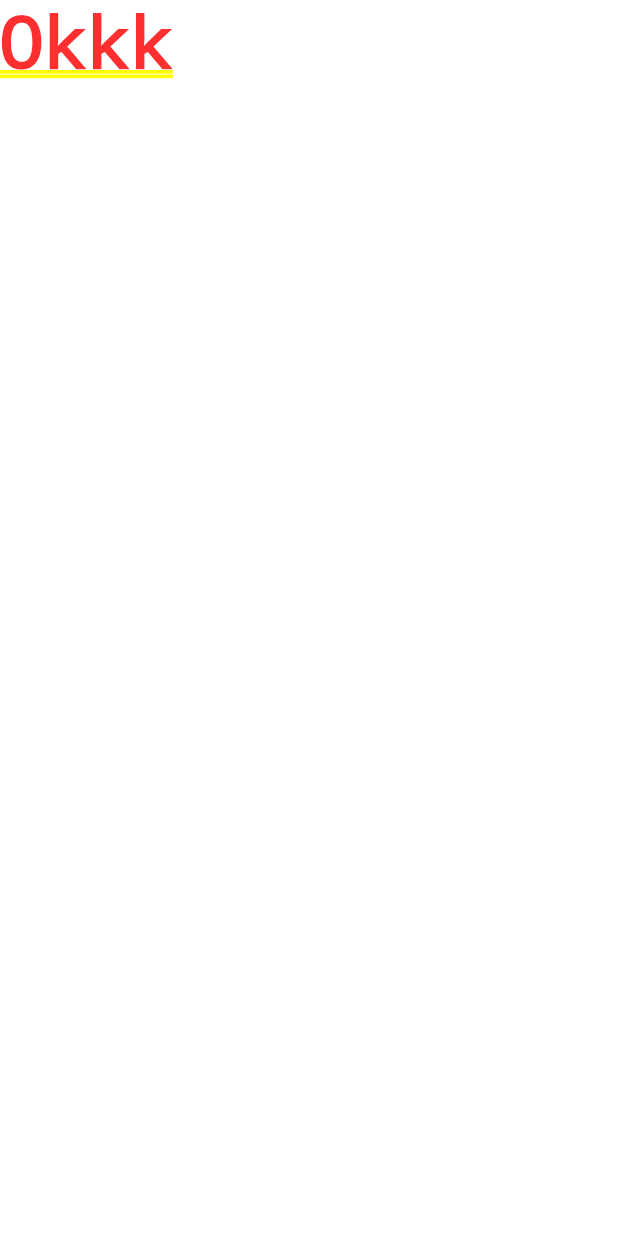
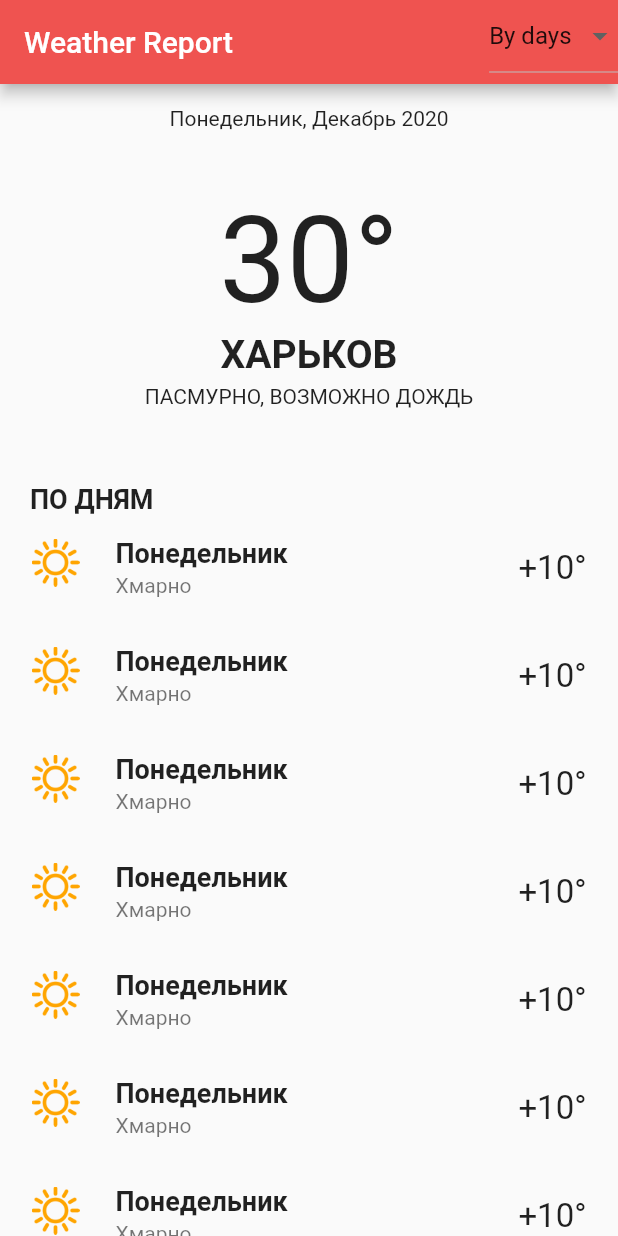
Before and after one commit to mirander/weather_report_flutter, a Flutter app: the screen it shows after launch, on a phone screen of 412 x 824 dp. Run offline on Flutter 3.47's test engine with Material 2 defaults, Android fonts, the phone set to English and light mode, and no system bars; our stand-ins replace flutter_i18n, splashscreen.

Commit message:
Added HomeScreen and weather widgets

```diff
--- a/lib/main.dart
+++ b/lib/main.dart
@@ -25,6 +25,7 @@ class MyApp extends StatelessWidget {
         const Locale("en", "US"),
         const Locale("ru", "RU")
       ],
+      debugShowCheckedModeBanner: false,
       title: 'Flutter Demo',
       theme: ThemeData(
         primarySwatch: Colors.blue,
--- a/lib/screens/HomeScreen.dart
+++ b/lib/screens/HomeScreen.dart
@@ -1,12 +1,86 @@
 import 'package:flutter/material.dart';
+import 'package:flutter_i18n/flutter_i18n.dart';
+import 'package:state_test/widgets/weather_item.dart';
+import 'package:state_test/widgets/current_weather.dart';
 
 class HomeScreen extends StatelessWidget {
   const HomeScreen({Key key}) : super(key: key);
 
   @override
   Widget build(BuildContext context) {
-    return Container(
-      child: Text("Okkk"),
+    const BY_DAYS = "days";
+    const BY_HOURS = "hours";
+
+    String _value = BY_DAYS;
+
+    return SafeArea(
+      child: Scaffold(
+        appBar: AppBar(
+          backgroundColor: Colors.red[400],
+          title: Text(FlutterI18n.translate(context, "appTitle")),
+          actions: [
+            new DropdownButton<String>(
+              value: _value,
+              items: <DropdownMenuItem<String>>[
+                DropdownMenuItem(
+                  child: Text(
+                    FlutterI18n.translate(context, "filterDay"),
+                  ),
+                  value: BY_DAYS,
+                ),
+                DropdownMenuItem(
+                  child: Text(
+                    FlutterI18n.translate(context, "filterHours"),
+                  ),
+                  value: BY_HOURS,
+                ),
+              ],
+              onChanged: (String value) {
+                print("OK");
+              },
+            )
+          ],
+        ),
+        body: SingleChildScrollView(
+          padding: const EdgeInsets.all(5.0),
+          child: Column(
+            crossAxisAlignment: CrossAxisAlignment.stretch,
+            children: [
+              CurrentWeather(),
+              SizedBox(
+                height: 50,
+              ),
+              Container(
+                padding: const EdgeInsets.only(left: 15.0),
+                child: Text(
+                  "По дням".toUpperCase(),
+                  style: TextStyle(
+                    fontSize: 18.0,
+                    fontWeight: FontWeight.bold,
+                  ),
+                ),
+              ),
+              Column(
+                children: [
+                  WheatherItem(),
+                  WheatherItem(),
+                  WheatherItem(),
+                  WheatherItem(),
+                  WheatherItem(),
+                  WheatherItem(),
+                  WheatherItem(),
+                  WheatherItem(),
+                  WheatherItem(),
+                  WheatherItem(),
+                  WheatherItem(),
+                  WheatherItem(),
+                  WheatherItem(),
+                ],
+              ),
+            ],
+          ),
+        ),
+      ),
     );
   }
 }
--- a/lib/screens/SplashLoadScreen.dart
+++ b/lib/screens/SplashLoadScreen.dart
@@ -14,17 +14,18 @@ class _SplashLoadScreenState extends State<SplashLoadScreen> {
   @override
   Widget build(BuildContext context) {
     return new SplashScreen(
-      seconds: 5,
+      seconds: 4,
       navigateAfterSeconds: new HomeScreen(),
       title: Text(
         FlutterI18n.translate(context, "appTitle"),
         style: TextStyle(
           fontWeight: FontWeight.bold,
-          fontSize: 20.0,
+          fontSize: 28.0,
+          color: Colors.red[400],
         ),
       ),
       image: Image.asset(
-        "assets/images/start-logo.jpg",
+        "assets/images/sun-icon-animation.gif",
       ),
       photoSize: 100.0,
       backgroundColor: Colors.white,
--- /dev/null
+++ b/lib/widgets/current_weather.dart
@@ -0,0 +1,53 @@
+import 'package:flutter/material.dart';
+
+class CurrentWeather extends StatelessWidget {
+  const CurrentWeather({Key key}) : super(key: key);
+
+  @override
+  Widget build(BuildContext context) {
+    return Column(
+      children: [
+        Container(
+          alignment: Alignment.center,
+          margin: const EdgeInsets.only(top: 10.0),
+          child: Text("Понедельник, Декабрь 2020"),
+        ),
+        SizedBox(
+          height: 40.0,
+        ),
+        Container(
+          child: Column(
+            children: [
+              Container(
+                child: Text(
+                  "30°",
+                  style: TextStyle(
+                    fontSize: 80.0,
+                  ),
+                ),
+              ),
+              Container(
+                margin: const EdgeInsets.only(bottom: 5.0),
+                child: Text(
+                  "Харьков".toUpperCase(),
+                  style: TextStyle(
+                    fontWeight: FontWeight.bold,
+                    fontSize: 26.0,
+                  ),
+                ),
+              ),
+              Container(
+                child: Text(
+                  "Пасмурно, возможно дождь".toUpperCase(),
+                  style: TextStyle(
+                    fontSize: 14.0,
+                  ),
+                ),
+              ),
+            ],
+          ),
+        ),
+      ],
+    );
+  }
+}
--- /dev/null
+++ b/lib/widgets/weather_item.dart
@@ -0,0 +1,35 @@
+import 'package:flutter/material.dart';
+
+class WheatherItem extends StatelessWidget {
+  const WheatherItem({Key key}) : super(key: key);
+
+  @override
+  Widget build(BuildContext context) {
+    return ListTile(
+      title: Text(
+        "Понедельник",
+        style: TextStyle(
+          fontWeight: FontWeight.bold,
+          fontSize: 18.0,
+        ),
+      ),
+      subtitle: Text("Хмарно"),
+      trailing: Text(
+        "+10°",
+        style: TextStyle(
+          fontSize: 22.0,
+        ),
+      ),
+      leading: Container(
+        width: 32.0,
+        height: 32.0,
+        decoration: BoxDecoration(
+          image: DecorationImage(
+            image: ExactAssetImage("assets/images/sun.jpg"),
+            fit: BoxFit.cover,
+          ),
+        ),
+      ),
+    );
+  }
+}
--- a/res/locales/en.json
+++ b/res/locales/en.json
@@ -1,6 +1,8 @@
 {
     "appTitle": "Weather Report",
     "download": "Download App...",
+    "filterDay": "By days",
+    "filterHours": "By hours",
     "test" : "You have pushed the button this many times:",
     "@helloWorld": {
       "description": "The conventional newborn programmer greeting"
--- a/res/locales/ru.json
+++ b/res/locales/ru.json
@@ -1,6 +1,9 @@
 {
     "appTitle": "Прогноз погоды",
     "download": "Загрузка приложения...",
+    "filterDay": "По дням",
+    "filterHours": "По часам",
+
     "test" : "Вы нажали на экран раза:",
     "@helloWorld": {
       "description": "The conventional newborn programmer greeting"
```
Also changed, not shown: assets/images/cloud.png (added), assets/images/sun-icon-animation.gif (added), assets/images/sun.jpg (added).
